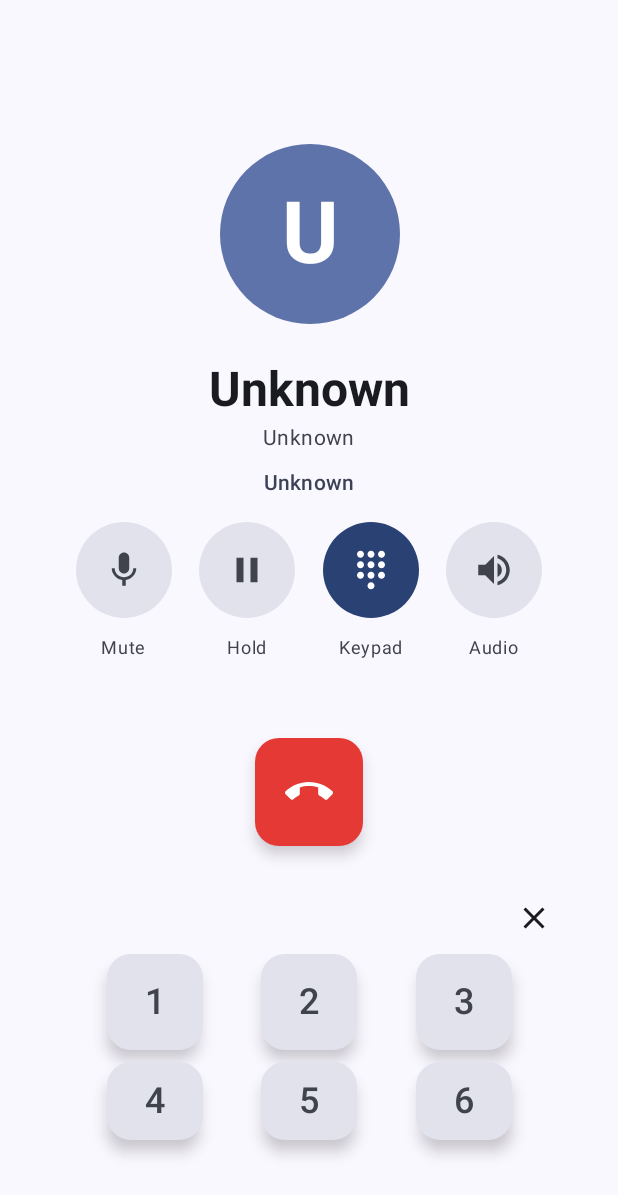
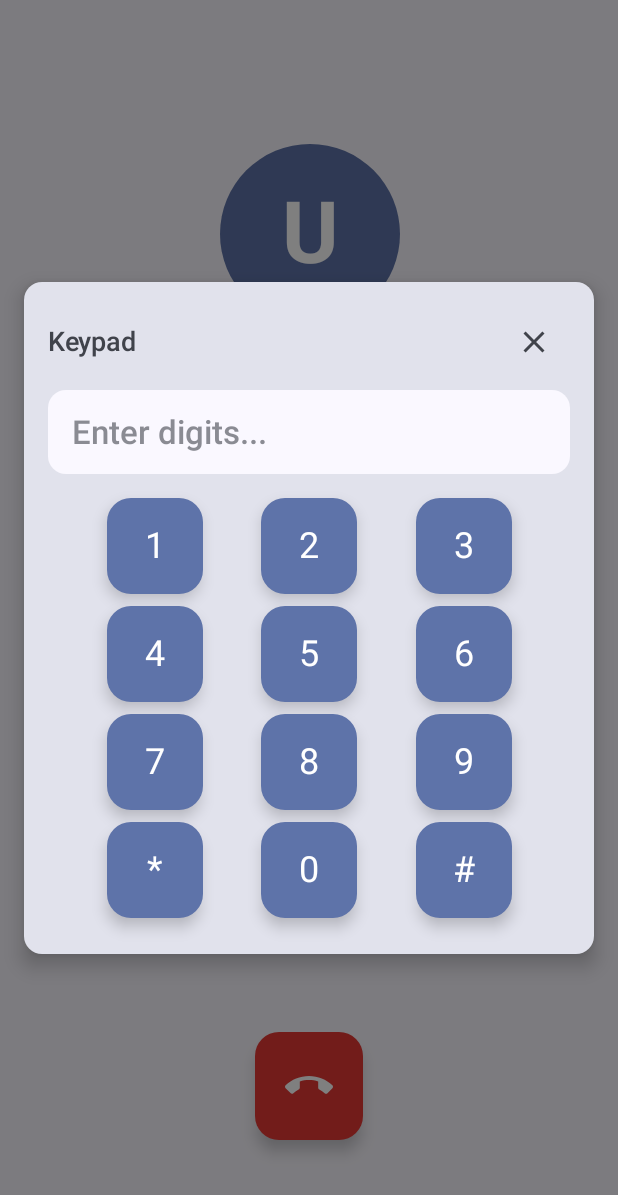
Before and after one commit to fayyaztech-sycet/DefaultDialer, an Android app built with Jetpack Compose: the CallScreenActivity screen opened directly, with no data from a screen before it, after a tap on "Keypad", on a phone screen of 412 x 824 dp. Shown: the top 1195 px of the screen. Run offline under Robolectric (Android 15) with nearby library versions, the phone set to English and light mode, and no system bars.

Commit message:
feat: Enhance keypad with digit display, clear button, and a floating card overlay with a semi-transparent background.

```diff
--- a/app/src/main/java/com/sycet/defaultdialer/ui/call/CallScreenActivity.kt
+++ b/app/src/main/java/com/sycet/defaultdialer/ui/call/CallScreenActivity.kt
@@ -1028,6 +1028,9 @@ private fun formatDuration(seconds: Long): String {
 
 @Composable
 fun Keypad(onSendDtmf: (Char) -> Unit, onClose: () -> Unit) {
+    // State to track pressed digits
+    var pressedDigits by remember { mutableStateOf("") }
+
     val keypadButtons =
             listOf(
                     listOf("1", "2", "3"),
@@ -1036,18 +1039,91 @@ fun Keypad(onSendDtmf: (Char) -> Unit, onClose: () -> Unit) {
                     listOf("*", "0", "#")
             )
 
-    Column(modifier = Modifier.fillMaxWidth(), horizontalAlignment = Alignment.CenterHorizontally) {
-        // Close button
-        Row(modifier = Modifier.fillMaxWidth(), horizontalArrangement = Arrangement.End) {
+    // Floating card overlay
+    androidx.compose.material3.Card(
+        modifier = Modifier
+            .fillMaxWidth()
+            .padding(16.dp),
+        colors = androidx.compose.material3.CardDefaults.cardColors(
+            containerColor = MaterialTheme.colorScheme.surfaceVariant
+        ),
+        elevation = androidx.compose.material3.CardDefaults.cardElevation(
+            defaultElevation = 8.dp
+        )
+    ) {
+        Column(
+            modifier = Modifier
+                .fillMaxWidth()
+                .padding(16.dp),
+            horizontalAlignment = Alignment.CenterHorizontally
+        ) {
+            // Header with close button
+            Row(
+                modifier = Modifier.fillMaxWidth(),
+                horizontalArrangement = Arrangement.SpaceBetween,
+                verticalAlignment = Alignment.CenterVertically
+            ) {
+                Text(
+                    text = "Keypad",
+                    style = MaterialTheme.typography.titleMedium,
+                    color = MaterialTheme.colorScheme.onSurfaceVariant
+                )
                 IconButton(onClick = onClose) {
                     Icon(
                         imageVector = Icons.Filled.Close,
                         contentDescription = "Close Keypad",
-                        tint = MaterialTheme.colorScheme.onSurface
-                )
-            }
-        }
-
+                        tint = MaterialTheme.colorScheme.onSurfaceVariant
+                    )
+                }
+            }
+
+            Spacer(modifier = Modifier.height(8.dp))
+
+            // Display showing pressed digits
+            Box(
+                modifier = Modifier
+                    .fillMaxWidth()
+                    .height(56.dp)
+                    .background(
+                        color = MaterialTheme.colorScheme.surface,
+                        shape = MaterialTheme.shapes.medium
+                    )
+                    .padding(horizontal = 16.dp),
+                contentAlignment = Alignment.CenterStart
+            ) {
+                Row(
+                    modifier = Modifier.fillMaxWidth(),
+                    horizontalArrangement = Arrangement.SpaceBetween,
+                    verticalAlignment = Alignment.CenterVertically
+                ) {
+                    Text(
+                        text = if (pressedDigits.isEmpty()) "Enter digits..." else pressedDigits,
+                        style = MaterialTheme.typography.titleLarge,
+                        color = if (pressedDigits.isEmpty())
+                            MaterialTheme.colorScheme.onSurfaceVariant.copy(alpha = 0.6f)
+                        else
+                            MaterialTheme.colorScheme.onSurface
+                    )
+                    // Clear button
+                    if (pressedDigits.isNotEmpty()) {
+                        IconButton(
+                            onClick = { pressedDigits = "" },
+                            modifier = Modifier.size(32.dp)
+                        ) {
+                            Icon(
+                                imageVector = Icons.Default.Close,
+                                contentDescription = "Clear",
+                                modifier = Modifier.size(20.dp),
+                                tint = MaterialTheme.colorScheme.onSurfaceVariant
+                            )
+                        }
+                    }
+                }
+            }
+
+            Spacer(modifier = Modifier.height(16.dp))
+
+            // Keypad buttons
             keypadButtons.forEach { row ->
                 Row(
                     modifier = Modifier.fillMaxWidth(),
@@ -1056,14 +1132,17 @@ fun Keypad(onSendDtmf: (Char) -> Unit, onClose: () -> Unit) {
                 ) {
                     row.forEach { digit ->
                         FloatingActionButton(
-                            onClick = { onSendDtmf(digit[0]) },
+                            onClick = {
+                                pressedDigits += digit
+                                onSendDtmf(digit[0])
+                            },
                             modifier = Modifier.size(64.dp),
-                            containerColor = MaterialTheme.colorScheme.surfaceVariant
+                            containerColor = MaterialTheme.colorScheme.primaryContainer
                         ) {
                             Text(
                                 text = digit,
-                                fontSize = 24.sp,
-                                color = MaterialTheme.colorScheme.onSurfaceVariant
+                                style = MaterialTheme.typography.headlineSmall,
+                                color = MaterialTheme.colorScheme.onPrimaryContainer
                             )
                         }
                     }
@@ -1072,6 +1151,8 @@ fun Keypad(onSendDtmf: (Char) -> Unit, onClose: () -> Unit) {
             }
         }
     }
+}
+
 
 @Composable
 fun CallScreen(
@@ -1637,14 +1718,20 @@ fun CallScreen(
                                 tint = Color.White
                         )
                     }
-
-                    // Keypad
+                }
+            }
+        }
+
+        // Floating keypad overlay
         if (showKeypad) {
-                        Spacer(modifier = Modifier.height(24.dp))
+            Box(
+                modifier = Modifier
+                    .fillMaxSize()
+                    .background(Color.Black.copy(alpha = 0.5f)), // Semi-transparent background
+                contentAlignment = Alignment.Center
+            ) {
                 Keypad(onSendDtmf = onSendDtmf, onClose = onToggleKeypad)
             }
         }
     }
 }
-    }
-}
```
Lines whose indentation alone changed are shown as unchanged.
